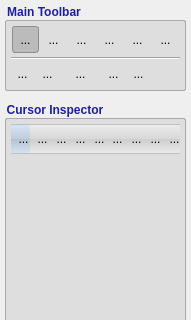
Before: the Qt Designer form GUI/Qt/Windows/MainControlPanel.ui in pyushkevich/itksnap, drawn with Qt 5; both pictures show x 0 to 191 and y 0 to 320 of the 191 by 715 pixel window.
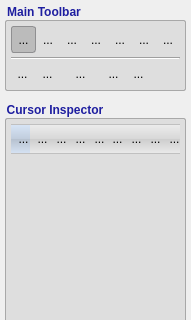
After: the same form once the commit is applied. Icons and pictures are not drawn. Custom widgets are drawn as their Qt base class.

Commit message: btnJoin was not visible (with/out changes from v3.4)

Patch:
```diff
--- a/GUI/Qt/Windows/MainControlPanel.ui
+++ b/GUI/Qt/Windows/MainControlPanel.ui
@@ -297,6 +297,20 @@
               </property>
              </widget>
             </item>
+            <item>
+             <widget class="QToolButton" name="btnJoin">
+              <property name="text">
+               <string>...</string>
+              </property>
+              <property name="icon">
+               <iconset>
+                <normaloff>:/root/globalWS.gif</normaloff>:/root/globalWS.gif</iconset>
+              </property>
+              <property name="checkable">
+               <bool>true</bool>
+              </property>
+             </widget>
+            </item>
             <item>
              <widget class="QToolButton" name="btnAnnotation">
               <property name="text">
```
The commit also changes 1 other file.
